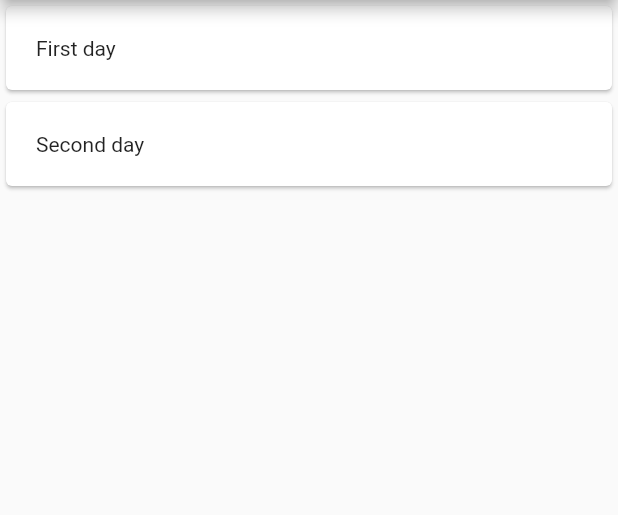
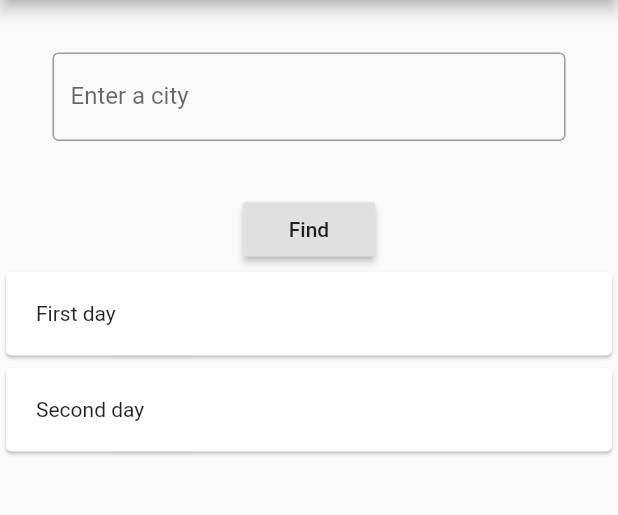
Before and after one commit to thorirv15/WhatsTheWeather, a Flutter app: the screen it shows after launch, on a phone screen of 412 x 824 dp, the part 84-599 px from its top. Run offline on Flutter 3.47's test engine with Material 2 defaults, Android fonts, the phone set to English and light mode, and no system bars.

Commit message:
Button and textfield have been added.
A textfield and a button below have been added to the UI and are
connected. This is the final setup of the application and the first
version of the app. It has a raw structure to build on and a good
checkpoint for future development, until next version is pushed to the
master branch.

```diff
--- a/whats_the_weather/lib/forcast_list_manager.dart
+++ b/whats_the_weather/lib/forcast_list_manager.dart
@@ -12,6 +12,22 @@ class ForcastListManager extends StatefulWidget {
 
 class _ForcastListManagerState extends State<ForcastListManager> {
   final List<String> _forcasts = ['First day', 'Second day'];
+  String _inputValue = '';
+
+  void onPressed() {
+    // When the button is pressed,
+    // the API should be called to fetch data.
+    print('the input text is: $_inputValue');
+  }
+
+  // State of the widget is set when text
+  // is changed in the textfield.
+  void onChanged(String inputValue) {
+    setState(() {
+      _inputValue = inputValue;
+    });
+  }
+
 
   @override
   Widget build(BuildContext context) {
@@ -19,7 +35,24 @@ class _ForcastListManagerState extends State<ForcastListManager> {
       itemCount: 1,
       itemBuilder: (BuildContext context, int index) {
         return Container(
-            child: Forcasts(_forcasts)
+          child: Column(
+            children: <Widget>[
+              Container(
+                padding: EdgeInsets.all(35.0),
+                child: TextField(
+                  decoration: InputDecoration(
+                      border: OutlineInputBorder(),
+                      labelText: 'Enter a city'),
+                      onChanged: (String value) {onChanged(value);},
+                ),
+              ),
+              RaisedButton(
+                child: Text('Find'),
+                onPressed: () { onPressed(); },
+              ),
+              Forcasts(_forcasts)
+            ],
+          ),
         );
       },
     );
```
